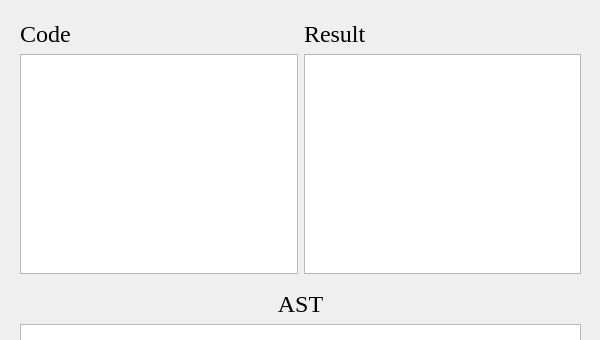
The window that include/frontend/ui/MainWindow.ui (rennsax/SE2308-QBasic) describes before a commit, drawn with Qt 5; both pictures show x 0 to 600 and y 0 to 340 of the 600 by 700 pixel window.
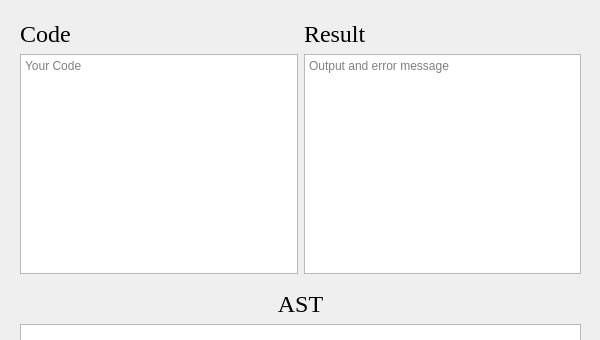
The same window after the commit.

```diff
--- a/include/frontend/ui/MainWindow.ui
+++ b/include/frontend/ui/MainWindow.ui
@@ -34,7 +34,7 @@
 	font-size: 18px;
 }
 QTextBrowser {
-	font-size: 16px;
+	font-size: 12px;
 	font-family: &quot;FiraCode Nerd Font&quot;;
 }
 QLineEdit {
@@ -569,6 +569,9 @@
           <height>220</height>
          </size>
         </property>
+        <property name="placeholderText">
+         <string>Your Code</string>
+        </property>
        </widget>
       </item>
      </layout>
@@ -611,6 +614,9 @@
           <height>220</height>
          </size>
         </property>
+        <property name="placeholderText">
+         <string>Output and error message</string>
+        </property>
        </widget>
       </item>
      </layout>
```
